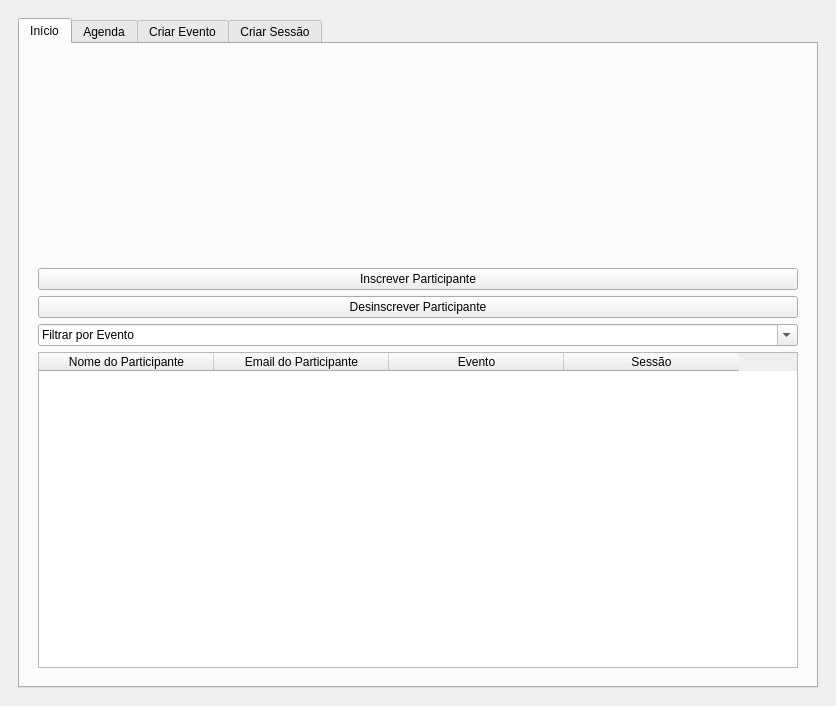
Above: TrabalhoEventos/view/participante_ui.ui from DaniloMenezesXML/GestaoEventos before the change. Below: the same form after it.
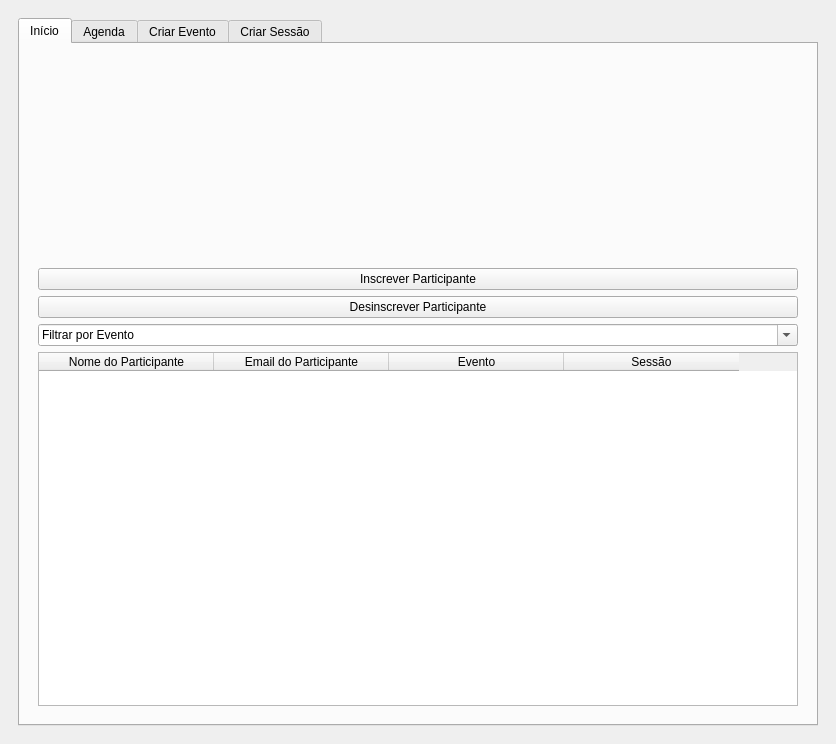
That is the form after the change. Icons and pictures are not drawn.

```diff
--- a/TrabalhoEventos/view/participante_ui.ui
+++ b/TrabalhoEventos/view/participante_ui.ui
@@ -7,7 +7,7 @@
     <x>0</x>
     <y>0</y>
     <width>836</width>
-    <height>706</height>
+    <height>744</height>
    </rect>
   </property>
   <property name="windowTitle">
```
